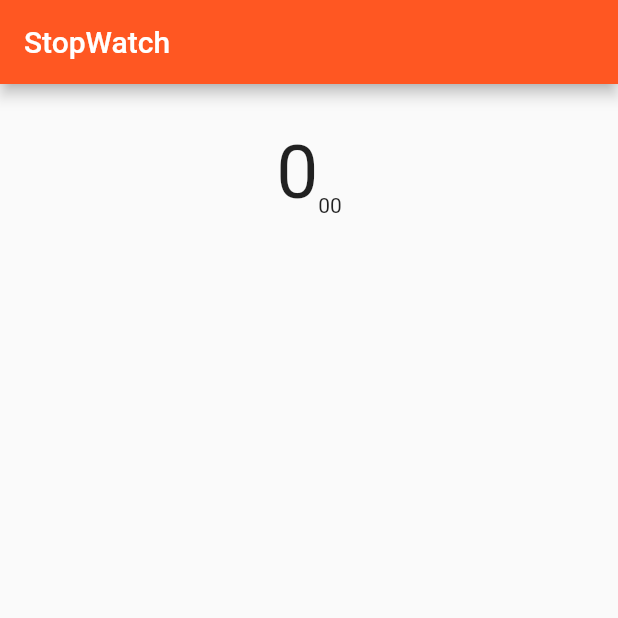
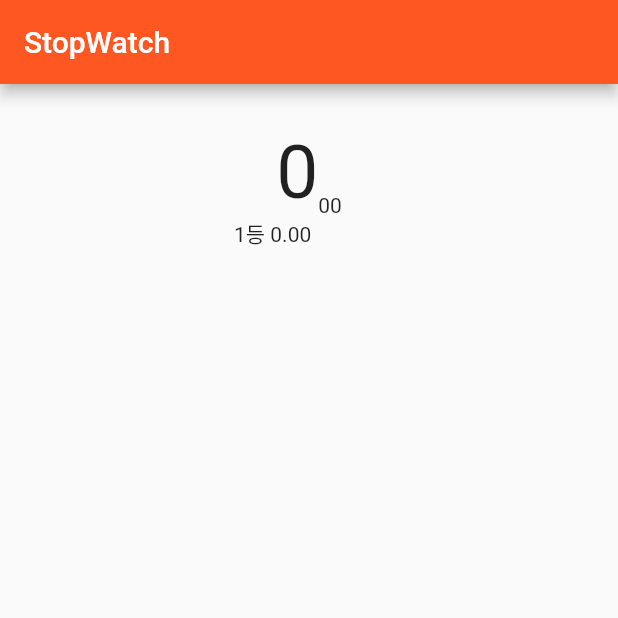
Before and after one commit to progh2/flutter-stopwatch, a Flutter app: the screen it shows after launch, after a tap on "랩타임", on a phone screen of 412 x 824 dp, the top half of it. Run offline on Flutter 3.47's test engine with Material 2 defaults, Android fonts, the phone set to English and light mode, and no system bars.

Commit message:
#12 랩타임 표시

```diff
--- a/lib/main.dart
+++ b/lib/main.dart
@@ -81,7 +81,7 @@ class MyApp extends StatelessWidget {
                   width: 100,
                   height: 200,
                   child: ListView(
-                    children: <Widget>[], // TODO : 랩타임 추후 수정
+                    children: _lapTimes.map((time)=>Text(time)).toList(),
                   ),
                 )
               ],
```
